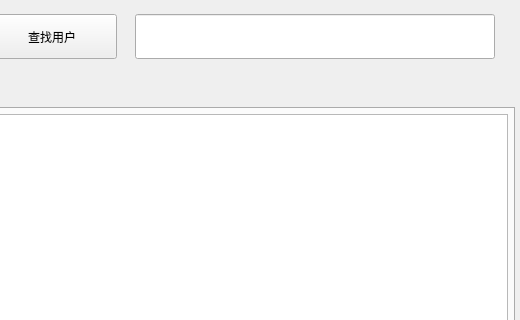
The window that admin/adminwidget.ui (ciyeer/ManageSystem) describes before a commit, drawn with Qt 5; both pictures show x 776 to 1296 and y 0 to 320 of the 1296 by 814 pixel window.
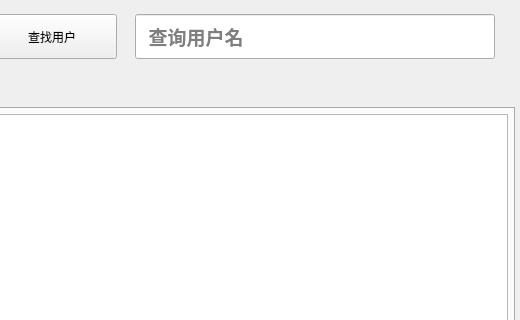
The same window after the commit.

The edit to the form file:
```diff
--- a/admin/adminwidget.ui
+++ b/admin/adminwidget.ui
@@ -167,6 +167,17 @@
            <height>45</height>
           </size>
          </property>
+         <property name="font">
+          <font>
+           <family>Arial</family>
+           <pointsize>14</pointsize>
+           <weight>75</weight>
+           <bold>true</bold>
+          </font>
+         </property>
+         <property name="placeholderText">
+          <string>  查询用户名</string>
+         </property>
         </widget>
        </item>
       </layout>
```
Left out of the diff: 2 changed lines with no effect on the pictures.
